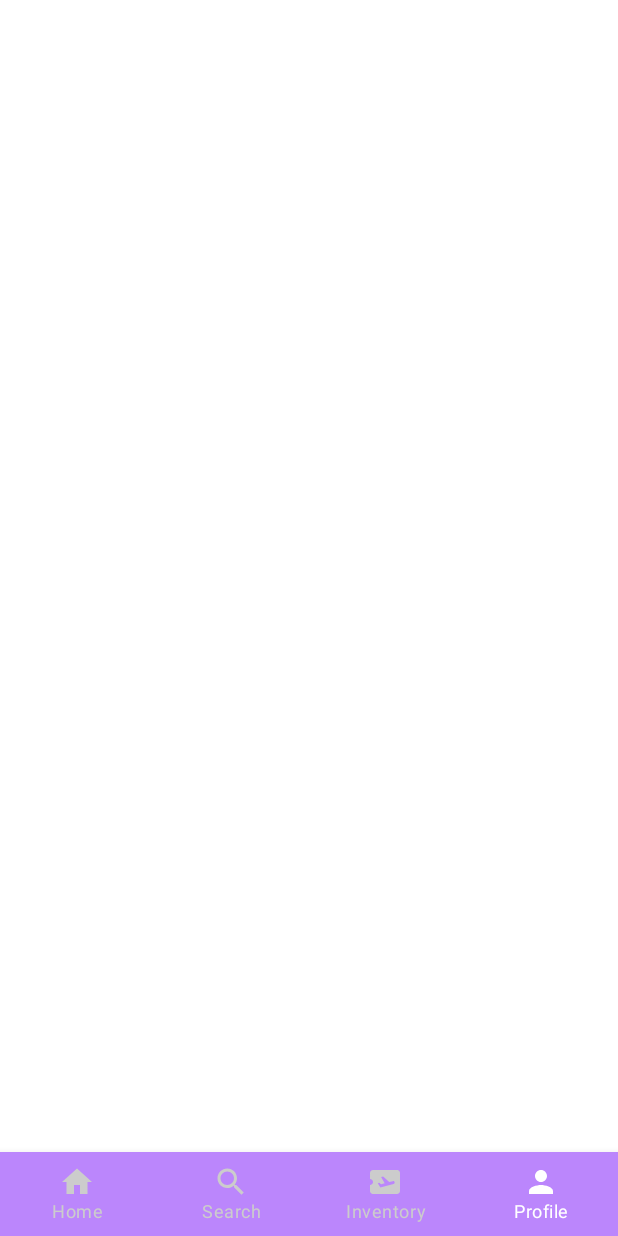
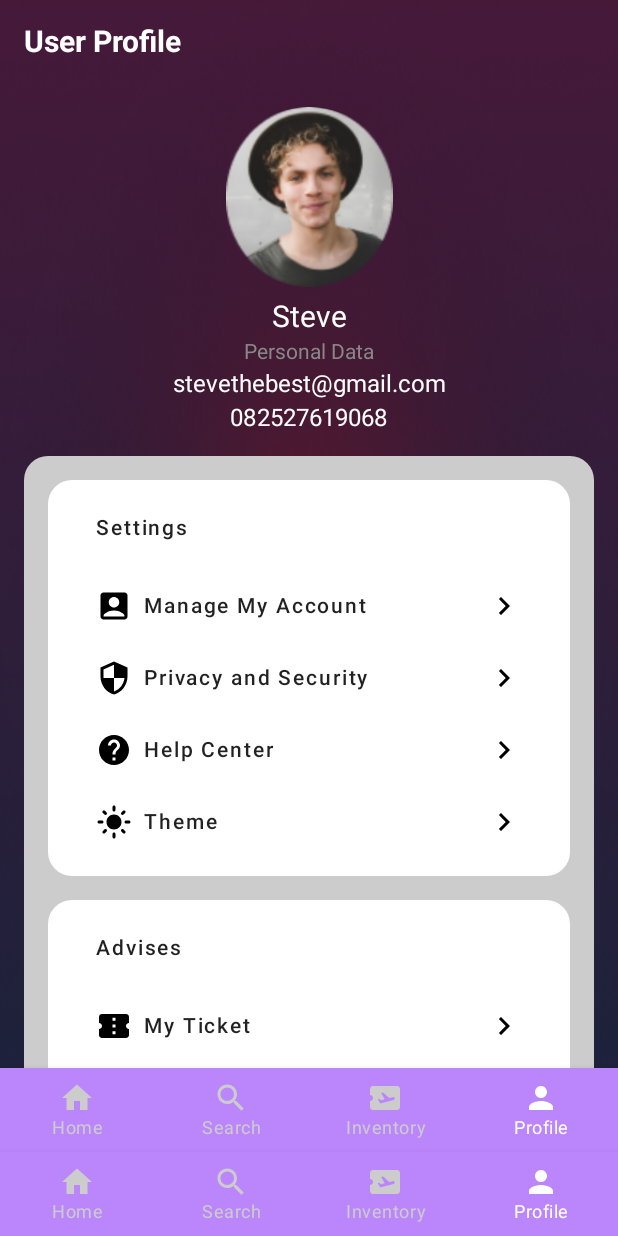
Before and after one commit to christiansahlim/Konseria, an Android app built with Jetpack Compose: the ProfileScreen screen opened through its navigation route, on a phone screen of 412 x 824 dp. Run offline under Robolectric (Android 15) with nearby library versions, the light colour scheme and no system bars.

Commit message:
Add Profile Screen ( Add profile card, settings button, Advises Button, About Button)

```diff
--- a/app/src/main/java/com/capstoneBangkit/konseria/ui/KonseriaNavbar.kt
+++ b/app/src/main/java/com/capstoneBangkit/konseria/ui/KonseriaNavbar.kt
@@ -66,7 +66,7 @@ fun KonseriaNavbar(
                 InventoryScreen()
             }
             composable(KonseriaNavigation.ProfileScreen.route) {
-                ProfileScreen()
+                ProfileScreen(navController = navController, modifier = Modifier)
             }
             composable(
                 route = KonseriaNavigation.HomeDetailScreen.route,
--- /dev/null
+++ b/app/src/main/java/com/capstoneBangkit/konseria/ui/components/profile/ProfileAbout.kt
@@ -0,0 +1,97 @@
+package com.capstoneBangkit.konseria.ui.components.profile
+
+import androidx.compose.foundation.Image
+import androidx.compose.foundation.background
+import androidx.compose.foundation.layout.*
+import androidx.compose.foundation.shape.RoundedCornerShape
+import androidx.compose.material.Icon
+import androidx.compose.material.MaterialTheme
+import androidx.compose.material.Text
+import androidx.compose.material.icons.Icons
+import androidx.compose.material.icons.filled.ChevronRight
+import androidx.compose.material.icons.filled.Info
+import androidx.compose.material.icons.filled.Star
+import androidx.compose.runtime.Composable
+import androidx.compose.ui.Alignment
+import androidx.compose.ui.Modifier
+import androidx.compose.ui.graphics.Color
+import androidx.compose.ui.graphics.vector.ImageVector
+import androidx.compose.ui.res.painterResource
+import androidx.compose.ui.tooling.preview.Preview
+import androidx.compose.ui.unit.dp
+import com.capstoneBangkit.konseria.R
+
+@Composable
+fun ProfileAbout() {
+    Column(
+        modifier = Modifier
+            .background(
+                color = Color.White,
+                shape = RoundedCornerShape(16.dp)
+            )
+            .padding(16.dp)
+    ) {
+        ButtonWithIconAbout(
+            title = "About Us",
+            icon = Icons.Default.Info
+        ) {
+            // Handle button click
+        }
+        Spacer(modifier = Modifier.height(8.dp))
+        ButtonWithIconAbout(
+            title = "Rate Us",
+            icon = Icons.Default.Star
+        ) {
+            // Handle button click
+        }
+    }
+}
+
+
+@Composable
+fun ButtonWithIconAbout(
+    title: String,
+    icon: ImageVector,
+    modifier: Modifier = Modifier,
+    onClick: () -> Unit
+) {
+    Box(
+        modifier = modifier
+            .fillMaxWidth()
+            .background(Color.White)
+    ) {
+        Row(
+            verticalAlignment = Alignment.CenterVertically,
+            modifier = Modifier
+                .padding(vertical = 8.dp, horizontal = 16.dp)
+                .fillMaxWidth()
+        ) {
+            Icon(
+                imageVector = icon,
+                contentDescription = null,
+                tint = Color.Black,
+                modifier = Modifier.size(24.dp)
+            )
+            Spacer(modifier = Modifier.width(8.dp))
+            Text(
+                text = title,
+                style = MaterialTheme.typography.button,
+                modifier = Modifier.weight(1f)
+            )
+            Icon(
+                imageVector = Icons.Default.ChevronRight,
+                contentDescription = null,
+                tint = Color.Black,
+                modifier = Modifier.size(24.dp)
+            )
+        }
+    }
+}
+
+@Preview(showBackground = true, showSystemUi = true)
+@Composable
+fun PreviewProfileAbout() {
+    MaterialTheme {
+        ProfileAbout()
+    }
+}
--- /dev/null
+++ b/app/src/main/java/com/capstoneBangkit/konseria/ui/components/profile/ProfileAdvises.kt
@@ -0,0 +1,99 @@
+package com.capstoneBangkit.konseria.ui.components.profile
+
+import androidx.compose.foundation.background
+import androidx.compose.foundation.layout.*
+import androidx.compose.foundation.shape.RoundedCornerShape
+import androidx.compose.material.Icon
+import androidx.compose.material.MaterialTheme
+import androidx.compose.material.Text
+import androidx.compose.material.icons.Icons
+import androidx.compose.material.icons.filled.ChevronRight
+import androidx.compose.material.icons.filled.ConfirmationNumber
+import androidx.compose.material.icons.filled.Help
+import androidx.compose.runtime.Composable
+import androidx.compose.ui.Alignment
+import androidx.compose.ui.Modifier
+import androidx.compose.ui.graphics.Color
+import androidx.compose.ui.graphics.vector.ImageVector
+import androidx.compose.ui.tooling.preview.Preview
+import androidx.compose.ui.unit.dp
+
+@Composable
+fun ProfileAdvises() {
+    Column(
+        modifier = Modifier
+            .background(
+                color = Color.White,
+                shape = RoundedCornerShape(16.dp)
+            )
+            .padding(16.dp)
+    ) {
+        Text(
+            text = "Advises",
+            style = MaterialTheme.typography.button,
+            modifier = Modifier.padding(horizontal = 16.dp, vertical = 8.dp)
+        )
+        Spacer(modifier = Modifier.height(16.dp))
+        ButtonWithIconAdvises(
+            title = "My Ticket",
+            icon = Icons.Default.ConfirmationNumber
+        ) {
+            // Handle button click
+        }
+        Spacer(modifier = Modifier.height(8.dp))
+        ButtonWithIconAdvises(
+            title = "Support",
+            icon = Icons.Default.Help
+        ) {
+            // Handle button click
+        }
+    }
+}
+
+@Composable
+fun ButtonWithIconAdvises(
+    title: String,
+    icon: ImageVector,
+    modifier: Modifier = Modifier,
+    onClick: () -> Unit
+) {
+    Box(
+        modifier = modifier
+            .fillMaxWidth()
+            .background(Color.White)
+    ) {
+        Row(
+            verticalAlignment = Alignment.CenterVertically,
+            modifier = Modifier
+                .padding(vertical = 8.dp, horizontal = 16.dp)
+                .fillMaxWidth()
+        ) {
+            Icon(
+                imageVector = icon,
+                contentDescription = null,
+                tint = Color.Black,
+                modifier = Modifier.size(24.dp)
+            )
+            Spacer(modifier = Modifier.width(8.dp))
+            Text(
+                text = title,
+                style = MaterialTheme.typography.button,
+                modifier = Modifier.weight(1f)
+            )
+            Icon(
+                imageVector = Icons.Default.ChevronRight,
+                contentDescription = null,
+                tint = Color.Black,
+                modifier = Modifier.size(24.dp)
+            )
+        }
+    }
+}
+
+@Preview(showBackground = true, showSystemUi = true)
+@Composable
+fun PreviewProfileAdvises() {
+    MaterialTheme {
+        ProfileAdvises()
+    }
+}
--- /dev/null
+++ b/app/src/main/java/com/capstoneBangkit/konseria/ui/components/profile/ProfileCard.kt
@@ -0,0 +1,68 @@
+package com.capstoneBangkit.konseria.ui.components.profile
+
+import androidx.compose.foundation.Image
+import androidx.compose.foundation.layout.*
+import androidx.compose.foundation.shape.CircleShape
+import androidx.compose.material.MaterialTheme
+import androidx.compose.material.Text
+import androidx.compose.runtime.Composable
+import androidx.compose.ui.Alignment
+import androidx.compose.ui.Modifier
+import androidx.compose.ui.draw.clip
+import androidx.compose.ui.graphics.Color
+import androidx.compose.ui.graphics.painter.Painter
+import androidx.compose.ui.res.painterResource
+import androidx.compose.ui.tooling.preview.Preview
+import androidx.compose.ui.unit.dp
+import androidx.compose.ui.unit.sp
+import com.capstoneBangkit.konseria.R
+
+@Composable
+fun ProfileCard() {
+    Column(
+        modifier = Modifier
+            .fillMaxWidth()
+            .padding(16.dp),
+        horizontalAlignment = Alignment.CenterHorizontally
+    ) {
+        Image(
+            painter = painterResource(id = R.drawable.profile_pict),
+            contentDescription = "Profile Photo",
+            modifier = Modifier
+                .size(120.dp)
+                .clip(CircleShape),
+        )
+        Text(
+            text = "Steve",
+            color = Color.White,
+            fontSize = 20.sp,
+            modifier = Modifier.padding(top = 8.dp)
+        )
+        Text(
+            text = "Personal Data",
+            color = Color.Gray,
+            fontSize = 14.sp,
+            modifier = Modifier.padding(top = 4.dp)
+        )
+        Text(
+            text = "stevethebest@gmail.com",
+            color = Color.White,
+            fontSize = 16.sp,
+            modifier = Modifier.padding(top = 4.dp)
+        )
+        Text(
+            text = "082527619068",
+            color = Color.White,
+            fontSize = 16.sp,
+            modifier = Modifier.padding(top = 4.dp)
+        )
+    }
+}
+
+@Preview(showBackground = true, showSystemUi = true)
+@Composable
+fun PreviewProfileCard() {
+    MaterialTheme {
+        ProfileCard()
+    }
+}
--- /dev/null
+++ b/app/src/main/java/com/capstoneBangkit/konseria/ui/components/profile/ProfileSection.kt
@@ -0,0 +1,16 @@
+package com.capstoneBangkit.konseria.ui.components.profile
+
+import androidx.compose.foundation.layout.Column
+import androidx.compose.runtime.Composable
+import androidx.compose.ui.Modifier
+
+
+@Composable
+fun ProfileSection(
+    modifier: Modifier = Modifier,
+    content: @Composable () -> Unit
+) {
+    Column(modifier) {
+        content()
+    }
+}
--- /dev/null
+++ b/app/src/main/java/com/capstoneBangkit/konseria/ui/components/profile/ProfileSetting.kt
@@ -0,0 +1,112 @@
+package com.capstoneBangkit.konseria.ui.components.profile
+
+import androidx.compose.foundation.background
+import androidx.compose.foundation.layout.*
+import androidx.compose.foundation.shape.RoundedCornerShape
+import androidx.compose.material.*
+import androidx.compose.material.icons.Icons
+import androidx.compose.material.icons.filled.*
+import androidx.compose.runtime.Composable
+import androidx.compose.ui.Alignment
+import androidx.compose.ui.Modifier
+import androidx.compose.ui.graphics.Color
+import androidx.compose.ui.graphics.vector.ImageVector
+import androidx.compose.ui.res.stringResource
+import androidx.compose.ui.tooling.preview.Preview
+import androidx.compose.ui.unit.dp
+import com.capstoneBangkit.konseria.R
+
+
+@Composable
+fun ProfileSetting() {
+    Column(
+        modifier = Modifier
+            .background(
+                color = Color.White,
+                shape = RoundedCornerShape(16.dp)
+            )
+            .padding(16.dp)
+    ) {
+        Text(
+            text = stringResource(R.string.setting_title),
+            style = MaterialTheme.typography.button,
+            modifier = Modifier.padding(horizontal = 16.dp, vertical = 8.dp)
+        )
+        Spacer(modifier = Modifier.height(16.dp))
+        ButtonWithIcon(
+            title = stringResource(R.string.manage_account_title),
+            icon = Icons.Default.AccountBox
+        ) {
+            // Handle button click
+        }
+        Spacer(modifier = Modifier.height(8.dp))
+        ButtonWithIcon(
+            title = stringResource(R.string.privacy_safety_title),
+            icon = Icons.Default.Security
+        ) {
+            // Handle button click
+        }
+        Spacer(modifier = Modifier.height(8.dp))
+        ButtonWithIcon(
+            title = stringResource(R.string.help_center_title),
+            icon = Icons.Default.Help
+        ) {
+            // Handle button click
+        }
+        Spacer(modifier = Modifier.height(8.dp))
+        ButtonWithIcon(
+            title = stringResource(R.string.theme_title),
+            icon = Icons.Default.LightMode
+        ) {
+            // Handle button click
+        }
+    }
+}
+
+@Composable
+fun ButtonWithIcon(
+    title: String,
+    icon: ImageVector,
+    modifier: Modifier = Modifier,
+    onClick: () -> Unit
+) {
+    Box(
+        modifier = modifier
+            .fillMaxWidth()
+            .background(Color.White)
+    ) {
+        Row(
+            verticalAlignment = Alignment.CenterVertically,
+            modifier = Modifier
+                .padding(vertical = 8.dp, horizontal = 16.dp)
+                .fillMaxWidth()
+        ) {
+            Icon(
+                imageVector = icon,
+                contentDescription = null,
+                tint = Color.Black,
+                modifier = Modifier.size(24.dp)
+            )
+            Spacer(modifier = Modifier.width(8.dp))
+            Text(
+                text = title,
+                style = MaterialTheme.typography.button,
+                modifier = Modifier.weight(1f)
+            )
+            Icon(
+                imageVector = Icons.Default.ChevronRight,
+                contentDescription = null,
+                tint = Color.Black,
+                modifier = Modifier.size(24.dp)
+            )
+        }
+    }
+}
+
+@Preview(showBackground = true, showSystemUi = true)
+@Composable
+fun PreviewProfileSetting() {
+    MaterialTheme {
+        ProfileSetting()
+    }
+}
--- a/app/src/main/java/com/capstoneBangkit/konseria/ui/screen/profile/ProfileScreen.kt
+++ b/app/src/main/java/com/capstoneBangkit/konseria/ui/screen/profile/ProfileScreen.kt
@@ -1,8 +1,103 @@
 package com.capstoneBangkit.konseria.ui.screen.profile
 
+import androidx.compose.foundation.Image
+import androidx.compose.foundation.background
+import androidx.compose.foundation.layout.*
+import androidx.compose.foundation.rememberScrollState
+import androidx.compose.foundation.shape.RoundedCornerShape
+import androidx.compose.foundation.verticalScroll
+import androidx.compose.material.MaterialTheme
+import androidx.compose.material.Text
 import androidx.compose.runtime.Composable
+import androidx.compose.ui.Alignment
+import androidx.compose.ui.Modifier
+import androidx.compose.ui.layout.ContentScale
+import androidx.compose.ui.res.painterResource
+import androidx.compose.ui.text.font.FontWeight
+import androidx.compose.ui.tooling.preview.Preview
+import androidx.compose.ui.unit.dp
+import androidx.compose.ui.unit.sp
+import androidx.compose.ui.graphics.Color
+import androidx.navigation.NavHostController
+import androidx.navigation.compose.rememberNavController
+import com.capstoneBangkit.konseria.R
+import com.capstoneBangkit.konseria.ui.components.BottomNavBar
+import com.capstoneBangkit.konseria.ui.components.profile.*
 
 @Composable
-fun ProfileScreen() {
+fun ProfileScreen(navController: NavHostController, modifier: Modifier) {
+    Box(modifier = Modifier.fillMaxSize()) {
+        Image(
+            painter = painterResource(id = R.drawable.bg_profile),
+            contentDescription = "Background Image",
+            modifier = Modifier.fillMaxSize(),
+            contentScale = ContentScale.FillBounds
+        )
+        Column(
+            modifier = Modifier
+                .verticalScroll(rememberScrollState())
+                .padding(horizontal = 16.dp)
+                .align(Alignment.TopStart)
+        ) {
+            Text(
+                text = "User Profile",
+                fontWeight = FontWeight.Bold,
+                color = Color.White,
+                fontSize = 20.sp,
+                modifier = Modifier.padding(top = 16.dp)
+            )
+            Spacer(modifier = Modifier.height(16.dp))
+            ProfileSection(
+                content = {
+                    ProfileCard()
+                }
+            )
+            Column(
+                modifier = Modifier
+                    .background(
+                        color = Color.LightGray,
+                        shape = RoundedCornerShape(16.dp)
+                    )
+                    .padding(16.dp)
+            ) {
+                ProfileSection(
+                    content = {
+                        ProfileSetting()
+                    }
+                )
+                Spacer(modifier = Modifier.height(16.dp))
+                ProfileSection(
+                    content = {
+                        ProfileAdvises()
+                    }
+                )
+                Spacer(modifier = Modifier.height(16.dp))
+                ProfileSection(
+                    content = {
+                        ProfileAbout()
+                    }
+                )
+                Image(
+                    painter = painterResource(id = R.drawable.logo_konseria),
+                    contentDescription = "Konseria Logo",
+                    modifier = Modifier
+                        .size(120.dp)
+                        .align(Alignment.CenterHorizontally)
+                )
+            }
+        }
+        BottomNavBar(
+            navController = navController,
+            modifier = Modifier.align(Alignment.BottomCenter)
+        )
+    }
+}
 
+@Preview(showBackground = true, showSystemUi = true)
+@Composable
+fun PreviewProfileScreen() {
+    val navController = rememberNavController()
+    MaterialTheme {
+        ProfileScreen(navController = navController, Modifier)
+    }
 }
--- a/app/src/main/res/values/strings.xml
+++ b/app/src/main/res/values/strings.xml
@@ -8,4 +8,9 @@
     <string name="search_screen_title">Search</string>
     <string name="inventory_screen_title">Inventory</string>
     <string name="profile_screen_title">Profile</string>
+    <string name="setting_title">Settings</string>
+    <string name="manage_account_title">Manage My Account</string>
+    <string name="privacy_safety_title">Privacy and Security</string>
+    <string name="help_center_title">Help Center</string>
+    <string name="theme_title">Theme</string>
 </resources>
```
Also changed, not shown: app/src/main/res/drawable/bg_profile.png (added), app/src/main/res/drawable/profile_pict.png (added).
